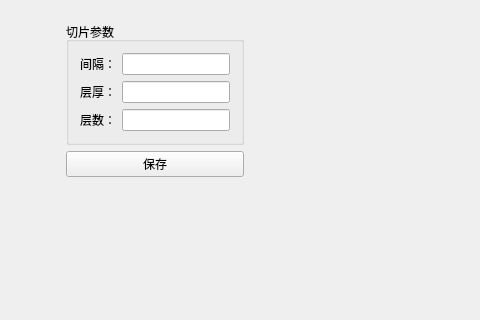
The window that src/Applications/Asclepios-DICOM-Viewer_Modified/widgetscontainer.ui (BigBrotherHui/TestViewer) describes before a commit, drawn with Qt 5; both pictures show x 0 to 480 and y 0 to 320 of the 1022 by 750 pixel window.
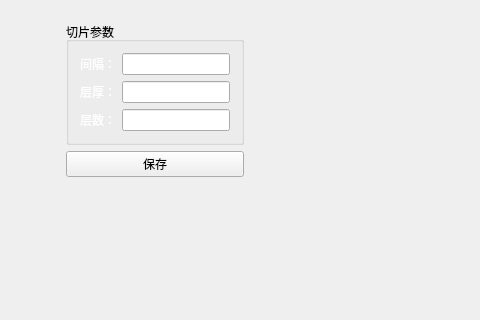
The same window after the commit. Icons and pictures are not drawn.

What changed in the file:
```diff
--- a/src/Applications/Asclepios-DICOM-Viewer_Modified/widgetscontainer.ui
+++ b/src/Applications/Asclepios-DICOM-Viewer_Modified/widgetscontainer.ui
@@ -20,7 +20,9 @@
  	border: none;
 	background-color: transparent;
 }
-
+QLabel{
+color:white;
+}
 
 #buttonCOVID:hover, #buttonFlipHorizontal:hover,#buttonFlipVerical:hover, #buttonInvert:hover,
 #buttonRotateLeft:hover,#buttonRotateRight:hover, #buttonVolume:hover,#buttonMPR:hover,#buttonCloseAll:hover
@@ -423,7 +425,7 @@
        </item>
       </layout>
      </widget>
-     <widget class="QWidget" name="">
+     <widget class="QWidget" name="layoutWidget">
       <layout class="QGridLayout" name="gridLayout"/>
      </widget>
      <widget class="QWidget" name="widgetPatients" native="true">
```
